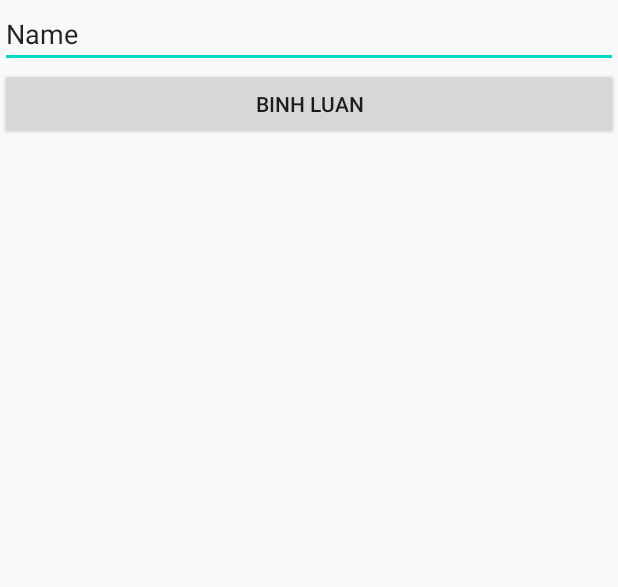
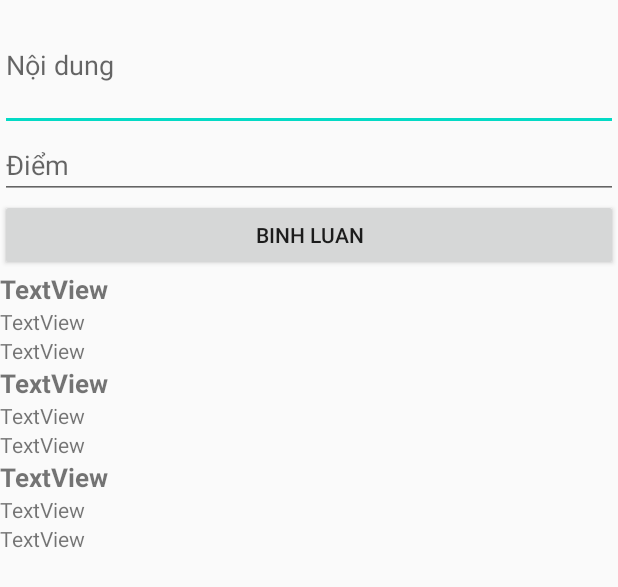
Before and after one commit to BuiNguyenHieuNhan-CDTH18PMC/DoAnLTDD, an Android app: the layout fragment_binh_luan.xml on its own in the app's theme, with its tools: preview values and no code run, on a phone screen of 412 x 824 dp. Shown: the top 587 px of the screen. Run offline under Robolectric (Android 15) with nearby library versions, the phone set to English and light mode, and no system bars; network calls fail.

Commit message:
chưa xử lý được bình luận

```diff
--- a/Demo1111/app/src/main/java/com/example/demo11_11/DangNhap/form_Dang_Ki.java
+++ b/Demo1111/app/src/main/java/com/example/demo11_11/DangNhap/form_Dang_Ki.java
@@ -71,7 +71,7 @@ public class form_Dang_Ki extends AppCompatActivity {
 
     }
     public void DK(String taikhoan, String matkhau, String sdt, String ten, String ngaysinh, String gioitinh){
-        String url = "http://192.168.1.103/api_doan/dangki.php";
+        String url = "http://192.168.1.106/api_doan/dangki.php";
         RequestQueue requestQueue = Volley.newRequestQueue(this);
         StringRequest stringRequest = new StringRequest(Request.Method.POST, url, new Response.Listener<String>() {
             @Override
--- a/Demo1111/app/src/main/java/com/example/demo11_11/GridView/GridViewTab1.java
+++ b/Demo1111/app/src/main/java/com/example/demo11_11/GridView/GridViewTab1.java
@@ -52,6 +52,7 @@ import okhttp3.OkHttpClient;
 import static android.widget.Toast.LENGTH_LONG;
 
 public class GridViewTab1 extends Fragment implements ImageMovieGridAdapter.OnItemClickListener {
+    public static String EXTRA_ID = "id";
     public static String EXTRA_NAME = "phim_ten";
     public static String EXTRA_IMAGE = "phim_image";
     public static String EXTRA_CONTENT  = "phim_noi_dung";
@@ -90,6 +91,7 @@ public class GridViewTab1 extends Fragment implements ImageMovieGridAdapter.OnIt
                             try {
                                 jsonObject = response.getJSONObject(i);
 
+                                String id = jsonObject.getString("id");
                                 String image = jsonObject.getString("phim_image");
                                 String ten = jsonObject.getString("phim_ten");
                                 String theloai = jsonObject.getString("ten_the_loai");
@@ -100,7 +102,7 @@ public class GridViewTab1 extends Fragment implements ImageMovieGridAdapter.OnIt
                                 String dv = jsonObject.getString("phim_dien_vien");
                                 String qg = jsonObject.getString("phim_quoc_gia");
 
-                                ListMovie listMovie = new ListMovie(image,ten,theloai,thoiluong,ngaychieu,nd,dd,dv,qg);
+                                ListMovie listMovie = new ListMovie(id,image,ten,theloai,thoiluong,ngaychieu,nd,dd,dv,qg);
                                 ds.add(listMovie);
                             } catch (JSONException e) {
                                 e.printStackTrace();
@@ -123,6 +125,7 @@ public class GridViewTab1 extends Fragment implements ImageMovieGridAdapter.OnIt
     public void onItemClick(int position) {
         Intent intent = new Intent(getContext(),form_Chi_Tiet_Phim.class);
         ListMovie listMovie = ds.get(position);
+        intent.putExtra(EXTRA_ID,listMovie.getId());
         intent.putExtra(EXTRA_IMAGE,listMovie.getPhim_image());
         intent.putExtra(EXTRA_NAME,listMovie.getPhim_ten());
         intent.putExtra(EXTRA_CONTENT,listMovie.getPhim_noi_dung());
--- a/Demo1111/app/src/main/java/com/example/demo11_11/RecyclerImageMovie.java
+++ b/Demo1111/app/src/main/java/com/example/demo11_11/RecyclerImageMovie.java
@@ -14,10 +14,10 @@ import java.util.ArrayList;
 import java.util.List;
 
 public class RecyclerImageMovie extends RecyclerView.Adapter<RecyclerImageMovie.ViewHolder>{
-    private List<ImageMovie> dsAnh;
+    private ArrayList<ImageMovie> dsAnh;
     private Context context;
 
-    RecyclerImageMovie(Context context, List<ImageMovie> ds){
+    RecyclerImageMovie(Context context, ArrayList<ImageMovie> ds){
         this.dsAnh = ds;
         this.context = context;
     }
@@ -31,7 +31,7 @@ public class RecyclerImageMovie extends RecyclerView.Adapter<RecyclerImageMovie.
     @Override
     public void onBindViewHolder(@NonNull ViewHolder viewHolder, int i) {
         ImageMovie image = dsAnh.get(i);
-        Picasso.with(context).load(image.phim_image).into(viewHolder.anh);
+        Picasso.with(context).load(image.getPhim_image()).into(viewHolder.anh);
     }
 
     @Override
--- a/Demo1111/app/src/main/res/layout/fragment_binh_luan.xml
+++ b/Demo1111/app/src/main/res/layout/fragment_binh_luan.xml
@@ -13,18 +13,32 @@
         android:orientation="vertical">
 
         <EditText
-            android:id="@+id/editTextTextPersonName"
+            android:id="@+id/edit_formBinhLuan_ND"
+            android:layout_width="match_parent"
+            android:layout_height="87dp"
+            android:ems="10"
+            android:hint="Nội dung"
+            android:inputType="textMultiLine" />
+
+        <EditText
+            android:id="@+id/edit_formBinhLuan_DG"
             android:layout_width="match_parent"
             android:layout_height="wrap_content"
             android:ems="10"
-            android:inputType="textPersonName"
-            android:text="Name" />
+            android:hint="Điểm"
+            android:inputType="number" />
 
         <Button
-            android:id="@+id/button"
+            android:id="@+id/btn_binhluan"
             android:layout_width="match_parent"
             android:layout_height="wrap_content"
             android:text="Binh Luan" />
+
+        <android.support.v7.widget.RecyclerView
+            android:layout_width="match_parent"
+            android:layout_height="match_parent"
+            android:id="@+id/showbinhluan"
+            tools:listitem="@layout/item_binh_luan"/>
     </LinearLayout>
 
 </FrameLayout>
--- a/Demo1111/app/src/main/res/layout/fragment_thong_tin.xml
+++ b/Demo1111/app/src/main/res/layout/fragment_thong_tin.xml
@@ -47,6 +47,7 @@
             android:layout_marginStart="317dp"
             android:layout_marginTop="-1dp"
             android:layout_marginEnd="6dp"
+            android:onClick="Buy"
             android:text="Đặt vé" />
 
         <TextView
--- /dev/null
+++ b/Demo1111/app/src/main/res/layout/item_binh_luan.xml
@@ -0,0 +1,27 @@
+<?xml version="1.0" encoding="utf-8"?>
+<LinearLayout
+    xmlns:android="http://schemas.android.com/apk/res/android"
+    android:layout_width="wrap_content"
+    android:layout_height="wrap_content"
+    android:orientation="vertical">
+
+    <TextView
+        android:id="@+id/tv_formBinhLuan_TenTK"
+        android:layout_width="wrap_content"
+        android:layout_height="wrap_content"
+        android:textStyle="bold"
+        android:textSize="17sp"
+        android:text="TextView" />
+
+    <TextView
+        android:id="@+id/tv_formBinhLuan_ND"
+        android:layout_width="wrap_content"
+        android:layout_height="wrap_content"
+        android:text="TextView" />
+
+    <TextView
+        android:id="@+id/tv_formBinhLuan_DiemSo"
+        android:layout_width="wrap_content"
+        android:layout_height="wrap_content"
+        android:text="TextView" />
+</LinearLayout>
```
Also changed, not shown: Demo1111/app/src/main/java/com/example/demo11_11/ChiTietPhim/BinhLuan.java (+33 -2 lines), Demo1111/app/src/main/java/com/example/demo11_11/ChiTietPhim/BinhLuanAdapter.java (added, +54 -0 lines), Demo1111/app/src/main/java/com/example/demo11_11/ChiTietPhim/ListBinhLuan.java (added, +38 -0 lines), Demo1111/app/src/main/java/com/example/demo11_11/ChiTietPhim/ThongTin.java (+3 -4 lines), Demo1111/app/src/main/java/com/example/demo11_11/DangNhap/Form_Dang_Nhap.java (+1 -6 lines), Demo1111/app/src/main/java/com/example/demo11_11/DangNhap/User.java (added, +69 -0 lines), Demo1111/app/src/main/java/com/example/demo11_11/GridView/GridViewTab2.java (+5 -3 lines), Demo1111/app/src/main/java/com/example/demo11_11/GridView/ListMovie.java (+11 -1 lines), Demo1111/app/src/main/java/com/example/demo11_11/ImageMovie.java (+13 -1 lines), Demo1111/app/src/main/java/com/example/demo11_11/tab1.java (+49 -36 lines), Demo1111/app/src/main/java/com/example/demo11_11/tab2.java (+42 -28 lines).
